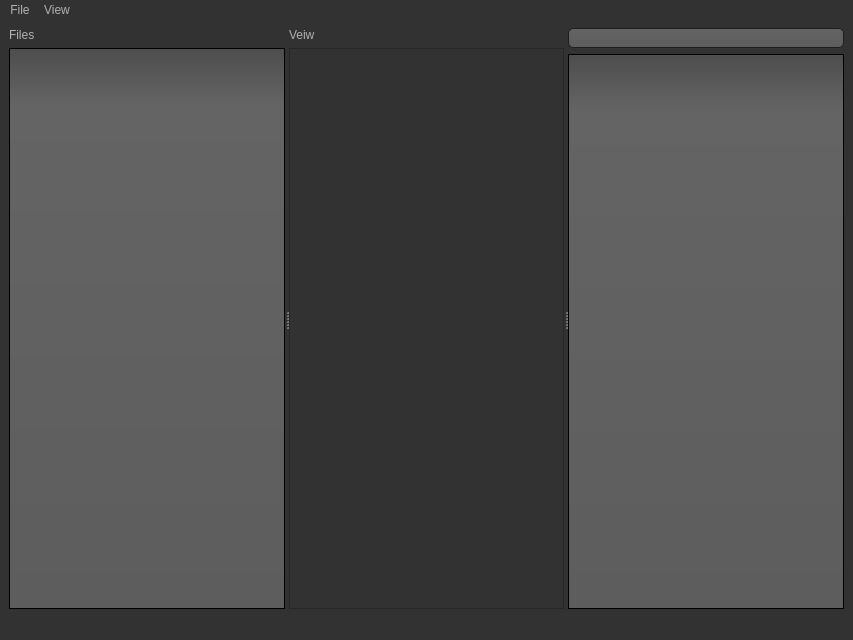
Above: frontend/mainwindow.ui from iambsk/vectordb-explorer before the change. Below: the same form after it.
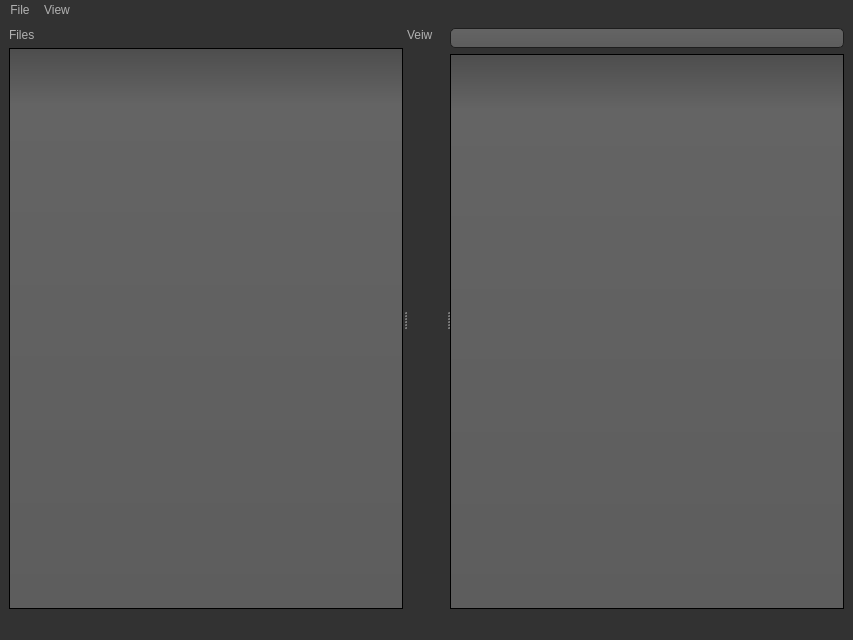
That is the form after the change. Icons and pictures are not drawn.

Commit message: Changed the graphics to a stackedWidget, and added the splitters to the py file

The edit to the form file:
```diff
--- a/frontend/mainwindow.ui
+++ b/frontend/mainwindow.ui
@@ -505,7 +505,7 @@
          </widget>
         </item>
         <item>
-         <widget class="QGraphicsView" name="graphicsView"/>
+         <widget class="QStackedWidget" name="stackedWidget"/>
         </item>
        </layout>
       </widget>
```
The commit also changes 1 other file.
